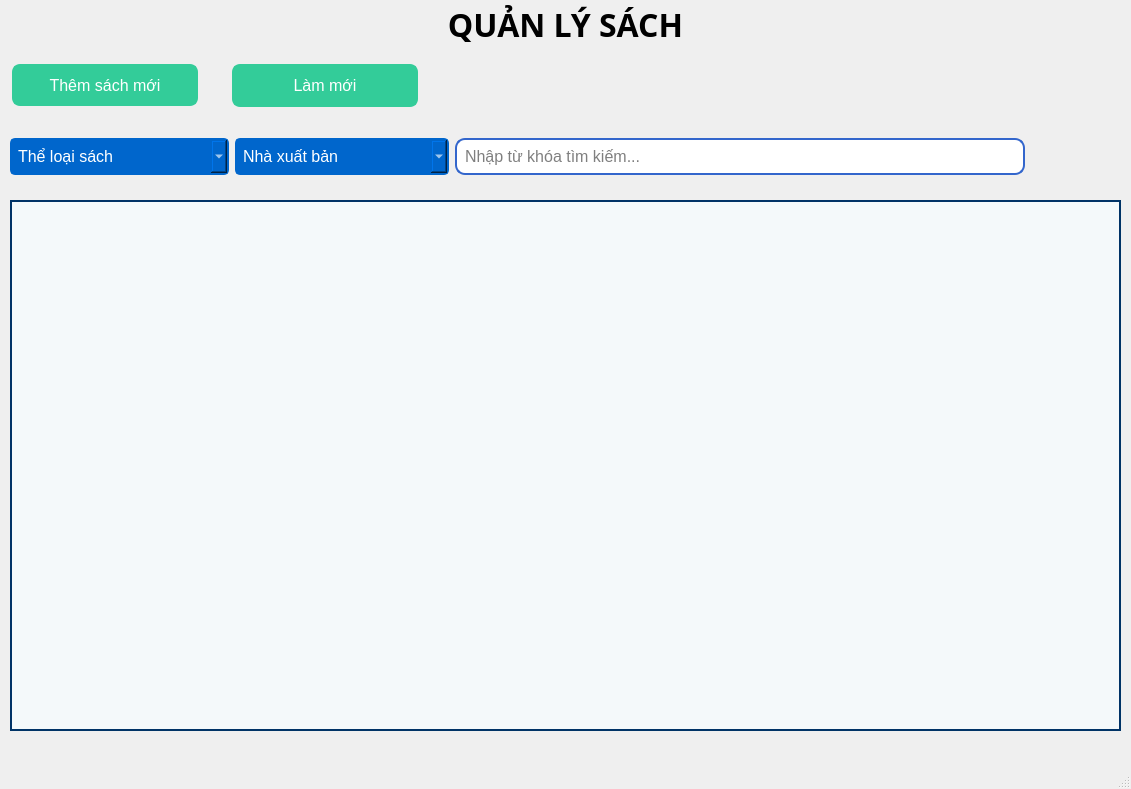
This is BTL_Python_Nhom7/quanlysach/qlsach.ui in easyt181/PythonNam3_Nhom7_IT8 as Qt 5 draws it before an edit. The edited form follows.
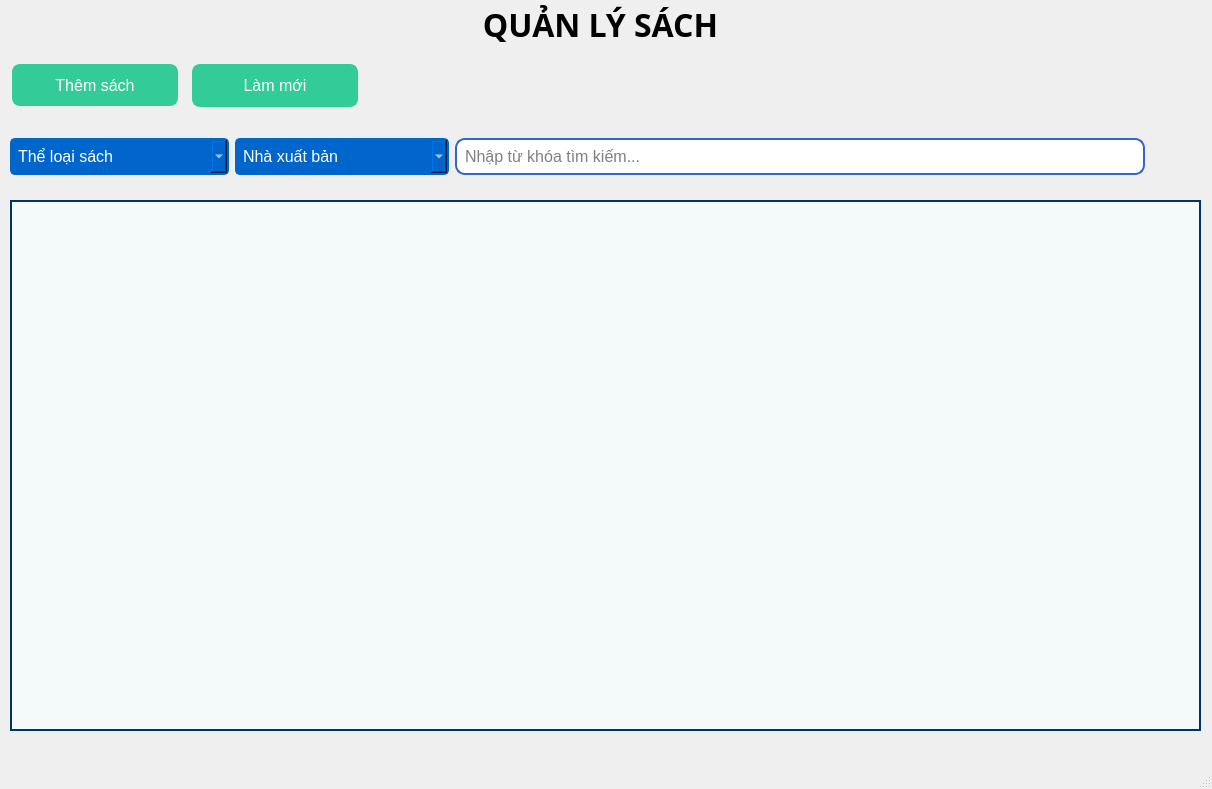
This is the edited form. Icons and pictures are not drawn.

```diff
--- a/BTL_Python_Nhom7/quanlysach/qlsach.ui
+++ b/BTL_Python_Nhom7/quanlysach/qlsach.ui
@@ -6,7 +6,7 @@
    <rect>
     <x>0</x>
     <y>0</y>
-    <width>1131</width>
+    <width>1212</width>
     <height>789</height>
    </rect>
   </property>
@@ -99,7 +99,7 @@
      <rect>
       <x>0</x>
       <y>0</y>
-      <width>1131</width>
+      <width>1201</width>
       <height>49</height>
      </rect>
     </property>
@@ -132,7 +132,7 @@
      <rect>
       <x>10</x>
       <y>60</y>
-      <width>190</width>
+      <width>170</width>
       <height>50</height>
      </rect>
     </property>
@@ -144,7 +144,7 @@
      </font>
     </property>
     <property name="text">
-     <string>Thêm sách mới</string>
+     <string>Thêm sách</string>
     </property>
     <property name="icon">
      <iconset resource="../new_resource.qrc">
@@ -154,9 +154,9 @@
    <widget class="QPushButton" name="btnLamMoi">
     <property name="geometry">
      <rect>
-      <x>230</x>
+      <x>190</x>
       <y>60</y>
-      <width>190</width>
+      <width>170</width>
       <height>51</height>
      </rect>
     </property>
@@ -192,7 +192,7 @@
      <rect>
       <x>10</x>
       <y>130</y>
-      <width>1071</width>
+      <width>1191</width>
       <height>53</height>
      </rect>
     </property>
@@ -409,7 +409,7 @@
      <rect>
       <x>10</x>
       <y>200</y>
-      <width>1111</width>
+      <width>1191</width>
       <height>531</height>
      </rect>
     </property>
```
Left out of the diff: 2 changed lines with no effect on the pictures.
